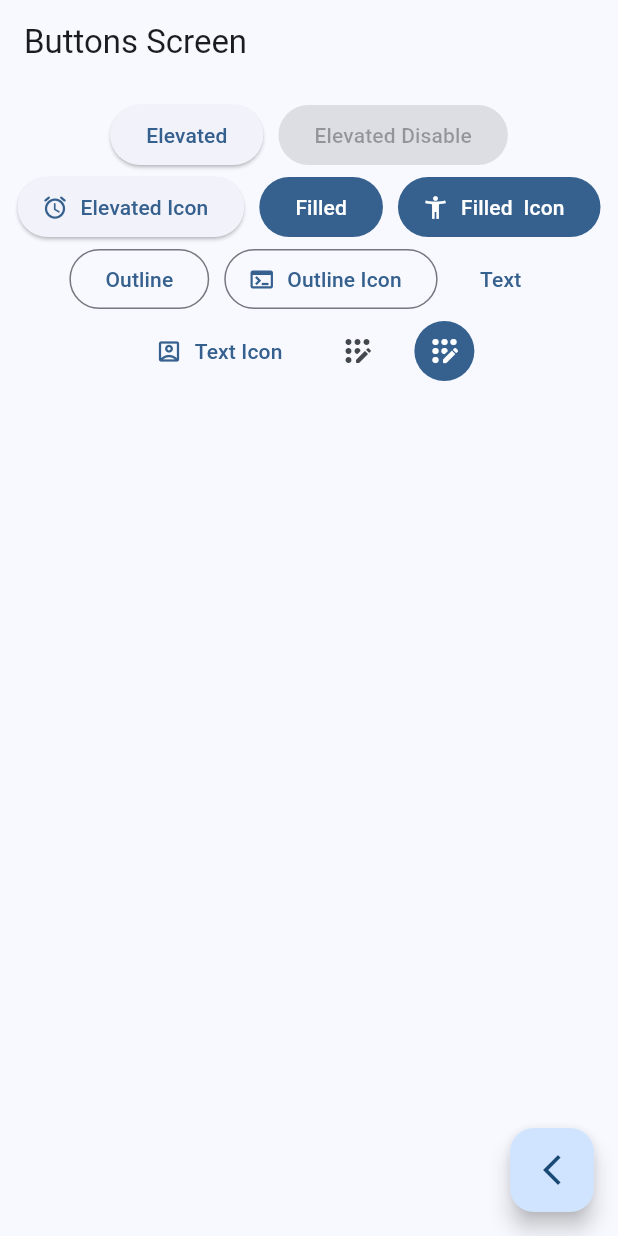
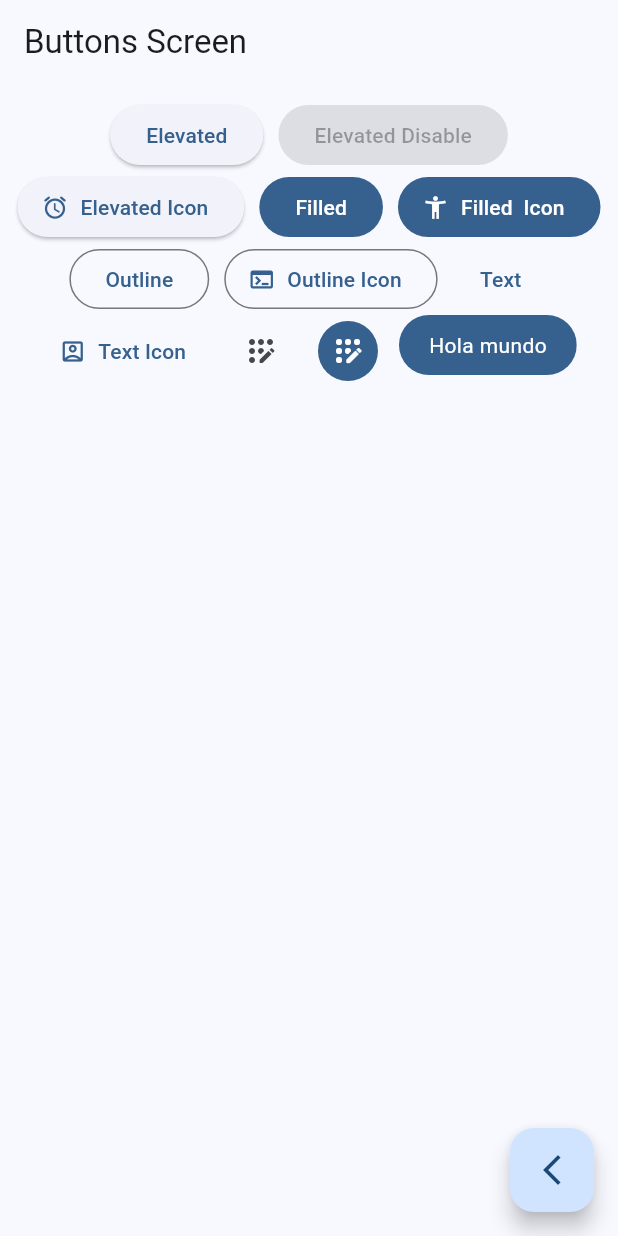
Before and after one commit to edisondavidcode/widgets_app_flutter, a Flutter app: the ButtonsScreen screen opened by its route, on a phone screen of 412 x 824 dp. Run offline on Flutter 3.47's test engine with Material 3 defaults, Android fonts, the phone set to English and light mode, and no system bars; our stand-ins replace go_router.

Commit message:
Botón personalizado

```diff
--- a/lib/presentation/screens/buttons/buttons_screen.dart
+++ b/lib/presentation/screens/buttons/buttons_screen.dart
@@ -67,11 +67,35 @@
               backgroundColor: MaterialStatePropertyAll(colors.primary),
               iconColor: const MaterialStatePropertyAll(Colors.white),
             ),
-          )
-
-          // TODO: CUSTOM BUTTON
+          ),
+          const CustomButton()
         ]),
       ),
     );
   }
 }
+
+class CustomButton extends StatelessWidget {
+  const CustomButton({super.key});
+
+  @override
+  Widget build(BuildContext context) {
+    final colors = Theme.of(context).colorScheme;
+
+    return ClipRRect(
+      borderRadius: BorderRadius.circular(20),
+      child: Material(
+        color: colors.primary,
+        child: InkWell(
+          onTap: () {},
+          child: const Padding(
+              padding: EdgeInsets.symmetric(horizontal: 20, vertical: 10),
+              child: Text(
+                'Hola mundo',
+                style: TextStyle(color: Colors.white),
+              )),
+        ),
+      ),
+    );
+  }
+}
--- a/lib/presentation/screens/home/home_screen.dart
+++ b/lib/presentation/screens/home/home_screen.dart
@@ -1,7 +1,6 @@
 import 'package:flutter/material.dart';
 import 'package:go_router/go_router.dart';
 import 'package:widgets_app_flutter/config/menu/menu_items.dart';
-import 'package:widgets_app_flutter/presentation/screens/screens.dart';
 
 class HomeScreen extends StatelessWidget {
   static const String name = 'home_screen';
```
